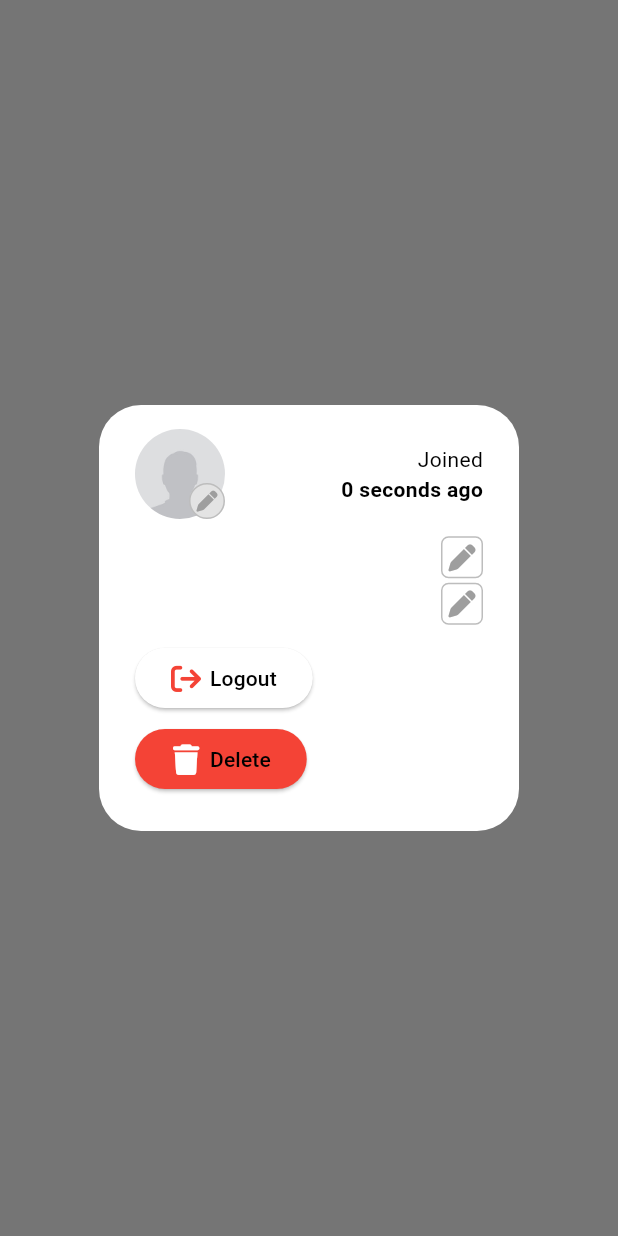
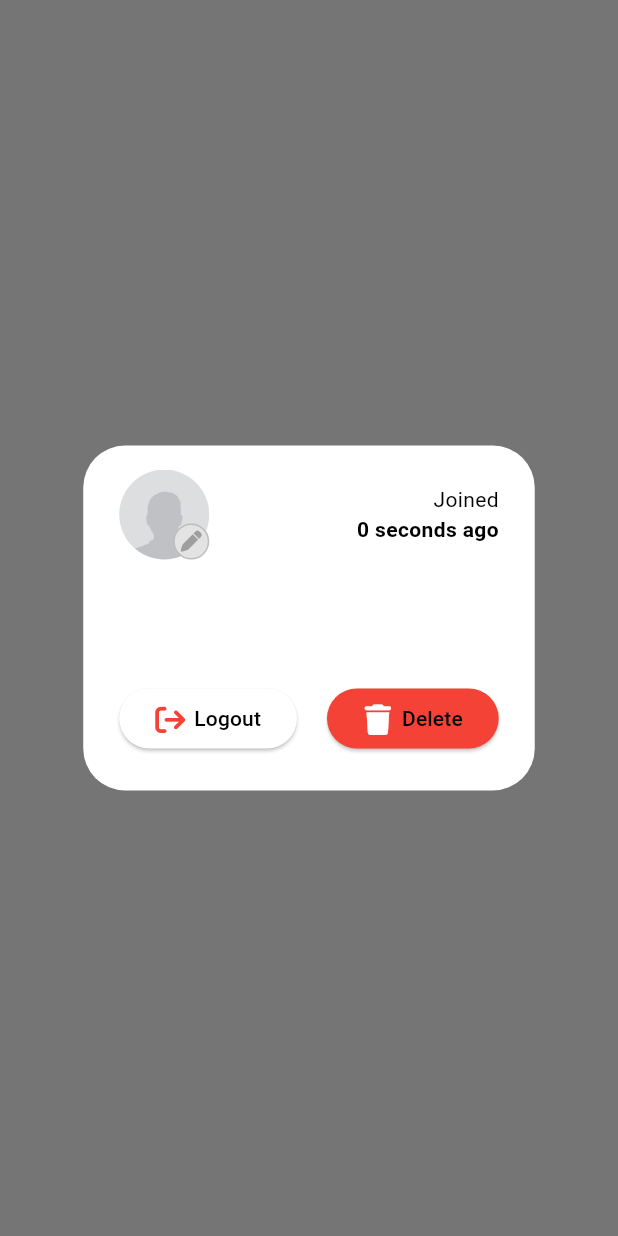
Before and after one commit to Blasix/chexagon, a Flutter app: what showAccountDialog() shows on an empty page, opened directly with empty values, on a phone screen of 412 x 824 dp. Run offline on Flutter 3.47's test engine with Material 2 defaults, Android fonts, the phone set to English and light mode, and no system bars; our stand-ins replace cloud_firestore, firebase_auth, firebase_core, flutter_hooks, font_awesome_flutter, form_validator and 6 more; missing offline and left inert: assorted_layout_widgets, firebase_app_check, hexagon; accounts and stored records are empty; generated files the repository leaves out were written again.

Commit message:
you can now delete your account

```diff
--- a/lib/widgets/account.dart
+++ b/lib/widgets/account.dart
@@ -3,13 +3,15 @@ import 'package:firebase_auth/firebase_auth.dart';
 import 'package:flutter/material.dart';
 import 'package:font_awesome_flutter/font_awesome_flutter.dart';
 import 'package:go_router/go_router.dart';
+// import 'package:firebase_storage/firebase_storage.dart';
+// import 'package:image_picker/image_picker.dart';
+// import 'package:universal_io/io.dart';
 
 import '../components/user.dart';
 import '../consts/colors.dart';
+import '../helper/message_helper.dart';
 
-// TODO: add ability to change profile picture
 // TODO: add ability to change username/email
-// for picture: https://github.com/Blasix/group_planner_app/blob/master/lib/screens/user.dart
 
 String calculateAccountAge(Timestamp createdAt) {
   final now = DateTime.now();
@@ -18,7 +20,7 @@ String calculateAccountAge(Timestamp createdAt) {
   switch (difference.inSeconds) {
     case > 29030400:
       return '${difference.inDays ~/ 365} years ago';
-    case > 2419200:
+    case > 2592000:
       return '${difference.inDays ~/ 30} months ago';
     case > 604800:
       return '${difference.inDays ~/ 7} weeks ago';
@@ -31,6 +33,44 @@ String calculateAccountAge(Timestamp createdAt) {
     default:
       return '${difference.inSeconds} seconds ago';
   }
+}
+
+Future<void> deleteAccount(BuildContext context) async {
+  try {
+    final uid = FirebaseAuth.instance.currentUser!.uid;
+    // TODO dispose providers
+    await FirebaseFirestore.instance.collection('users').doc(uid).delete();
+    // await FirebaseStorage.instance.ref().child('profile_pictures/$uid.jpg').delete();
+    await FirebaseAuth.instance.currentUser!.delete();
+    if (context.mounted) {
+      Navigator.pop(context);
+      context.go('/login');
+    }
+  } catch (error) {
+    if (context.mounted) showErrorSnackbar(context, error.toString());
+  }
+}
+
+Future<void> changePfp(BuildContext context) async {
+  // TODO fix
+  // try {
+  //   final image = await ImagePicker().pickImage(
+  //     source: ImageSource.gallery,
+  //     imageQuality: 50,
+  //   );
+  //   final uid = FirebaseAuth.instance.currentUser!.uid;
+  //   Reference ref =
+  //       FirebaseStorage.instance.ref().child('profile_pictures/$uid.jpg');
+  //   if (image == null) return;
+  //   await ref.putFile(File(image.path));
+  //   ref.getDownloadURL().then((value) async {
+  //     await FirebaseFirestore.instance.collection('users').doc(uid).update({
+  //       'pfpUrl': value,
+  //     });
+  //   });
+  // } catch (error) {
+  //   if (context.mounted) showErrorSnackbar(context, error.toString());
+  // }
 }
 
 void showAccountDialog(BuildContext context, UserModel user) {
@@ -51,8 +91,8 @@ void showAccountDialog(BuildContext context, UserModel user) {
                 height: 60,
                 width: 60,
                 child: InkWell(
-                  onTap: () {
-                    print('avatar');
+                  onTap: () async {
+                    await changePfp(context);
                   },
                   borderRadius: BorderRadius.circular(50),
                   child: Stack(
@@ -105,14 +145,6 @@ void showAccountDialog(BuildContext context, UserModel user) {
             ],
           ),
           const SizedBox(height: 10),
-          InkWell(
-            borderRadius: BorderRadius.circular(5),
-            onTap: () {
-              print('username');
-            },
-            child: Row(
-              mainAxisAlignment: MainAxisAlignment.spaceBetween,
-              children: [
           Text(
             user.username,
             style: const TextStyle(
@@ -120,54 +152,19 @@ void showAccountDialog(BuildContext context, UserModel user) {
               fontSize: 22,
             ),
           ),
-                Container(
-                  padding: const EdgeInsets.all(4),
-                  decoration: BoxDecoration(
-                    border: Border.all(color: cardColor!),
-                    borderRadius: BorderRadius.circular(5),
-                  ),
-                  child: Icon(
-                    FontAwesomeIcons.pen,
-                    color: bgColor,
-                    size: 18,
-                  ),
-                ),
-              ],
-            ),
-          ),
-          InkWell(
-            borderRadius: BorderRadius.circular(5),
-            onTap: () {
-              print('mail');
-            },
-            child: Row(
-              mainAxisAlignment: MainAxisAlignment.spaceBetween,
-              children: [
           Text(
             user.email,
             style: const TextStyle(
               fontSize: 22,
             ),
           ),
-                Container(
-                  padding: const EdgeInsets.all(4),
-                  decoration: BoxDecoration(
-                    border: Border.all(color: cardColor!),
-                    borderRadius: BorderRadius.circular(5),
-                  ),
-                  child: Icon(
-                    FontAwesomeIcons.pen,
-                    color: bgColor,
-                    size: 18,
-                  ),
-                ),
-              ],
-            ),
-          ),
           const SizedBox(height: 10),
+          Row(
+            children: [
               ElevatedButton(
                 onPressed: () async {
                   Navigator.pop(context);
+                  // TODO dispose providers
                   await FirebaseAuth.instance.signOut();
                   if (context.mounted) context.go('/login');
                 },
@@ -181,11 +178,10 @@ void showAccountDialog(BuildContext context, UserModel user) {
                   ],
                 ),
               ),
-          const SizedBox(height: 6),
+              const SizedBox(width: 20),
               ElevatedButton(
-            onPressed: () {
-              Navigator.pop(context);
-              // TODO delete account
+                onPressed: () async {
+                  await deleteAccount(context);
                 },
                 style: ElevatedButton.styleFrom(
                   backgroundColor: Colors.red,
@@ -201,6 +197,8 @@ void showAccountDialog(BuildContext context, UserModel user) {
               ),
             ],
           ),
+        ],
+      ),
     ),
   );
 }
--- a/pubspec.yaml
+++ b/pubspec.yaml
@@ -54,6 +54,7 @@ dependencies:
   firebase_app_check: ^0.1.5+2
   image_picker: ^1.0.4
   firebase_storage: ^11.2.7
+  universal_io: ^2.2.2
 
 dev_dependencies:
   flutter_test:
```
Also changed, not shown: pubspec.lock, 1 other file. Lines whose indentation alone changed are shown as unchanged.
